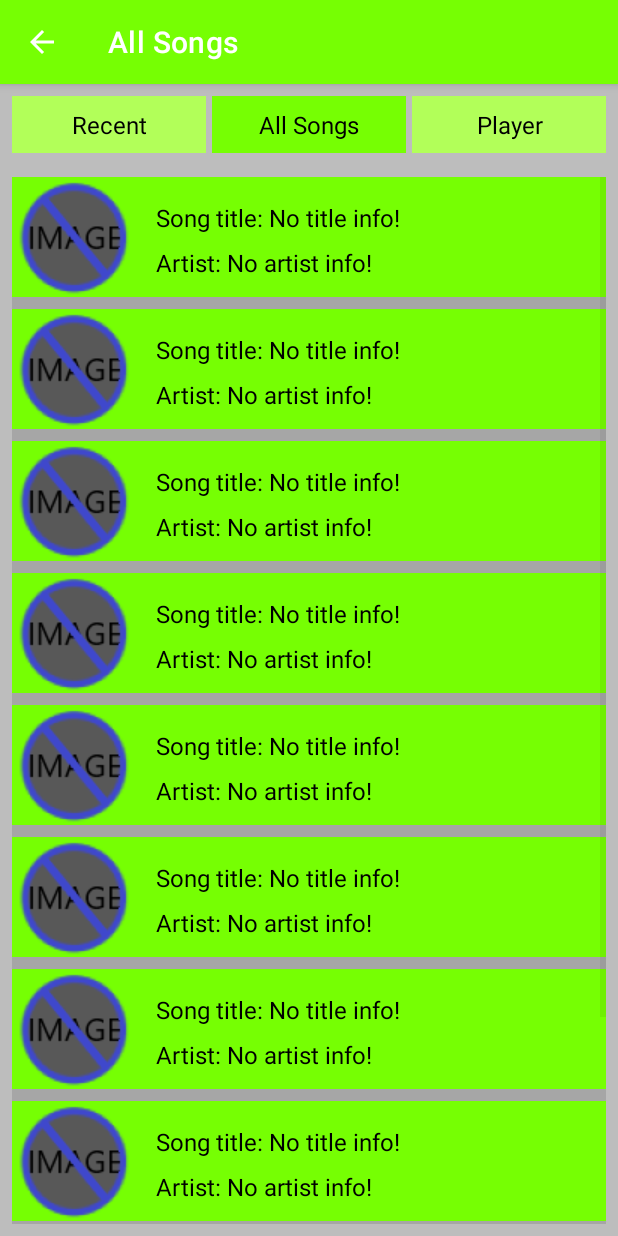
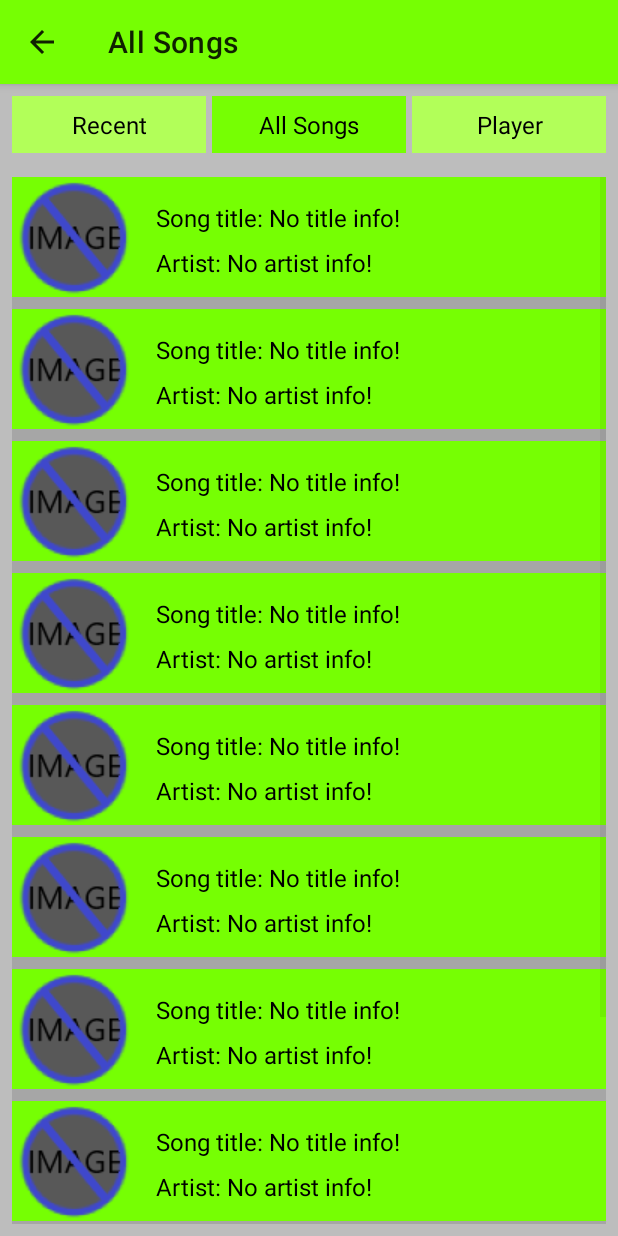
Before and after one commit to egrunwald/MyMusic-App, an Android app: the SongsActivity screen opened directly, with no data from a screen before it, on a phone screen of 412 x 824 dp. Run offline under Robolectric (Android 15) with nearby library versions, the phone set to English and light mode, and no system bars.

Commit message:
updated themes and theme names

```diff
--- a/app/src/main/res/layout/activity_main.xml
+++ b/app/src/main/res/layout/activity_main.xml
@@ -19,7 +19,7 @@
             android:layout_width="0dp"
             android:layout_height="wrap_content"
             android:layout_weight="1"
-            android:theme="@style/Theme.HeaderButtonSelectedTheme" />
+            android:theme="@style/Theme.MyMusic.HeaderButtonSelectedTheme" />
 
         <TextView
             android:id="@+id/songs_nav_text_view"
@@ -28,14 +28,14 @@
             android:layout_marginLeft="4dp"
             android:layout_marginRight="4dp"
             android:layout_weight="1"
-            android:theme="@style/Theme.HeaderButtonDefaultTheme" />
+            android:theme="@style/Theme.MyMusic.HeaderButtonDefaultTheme" />
 
         <TextView
             android:id="@+id/player_nav_text_view"
             android:layout_width="0dp"
             android:layout_height="wrap_content"
             android:layout_weight="1"
-            android:theme="@style/Theme.HeaderButtonDefaultTheme" />
+            android:theme="@style/Theme.MyMusic.HeaderButtonDefaultTheme" />
     </LinearLayout>
 
     <ListView
--- a/app/src/main/res/layout/activity_songs.xml
+++ b/app/src/main/res/layout/activity_songs.xml
@@ -17,7 +17,7 @@
             android:layout_width="0dp"
             android:layout_height="wrap_content"
             android:layout_weight="1"
-            android:theme="@style/Theme.HeaderButtonDefaultTheme" />
+            android:theme="@style/Theme.MyMusic.HeaderButtonDefaultTheme" />
 
         <TextView
             android:id="@+id/songs_nav_text_view"
@@ -26,14 +26,14 @@
             android:layout_marginLeft="4dp"
             android:layout_marginRight="4dp"
             android:layout_weight="1"
-            android:theme="@style/Theme.HeaderButtonSelectedTheme" />
+            android:theme="@style/Theme.MyMusic.HeaderButtonSelectedTheme" />
 
         <TextView
             android:id="@+id/player_nav_text_view"
             android:layout_width="0dp"
             android:layout_height="wrap_content"
             android:layout_weight="1"
-            android:theme="@style/Theme.HeaderButtonDefaultTheme" />
+            android:theme="@style/Theme.MyMusic.HeaderButtonDefaultTheme" />
     </LinearLayout>
 
     <ListView
--- a/app/src/main/res/layout/text_list_item.xml
+++ b/app/src/main/res/layout/text_list_item.xml
@@ -3,7 +3,7 @@
     android:layout_width="match_parent"
     android:layout_height="wrap_content"
     android:orientation="horizontal"
-    android:theme="@style/Theme.ListItem">
+    android:theme="@style/Theme.MyMusic.ListItem">
 
     <ImageView
         android:id="@+id/song_image_view"
--- a/app/src/main/res/values/colors.xml
+++ b/app/src/main/res/values/colors.xml
@@ -5,7 +5,7 @@
     <color name="purple_700">#FF3700B3</color>
     <color name="teal_200">#FF03DAC5</color>
     <color name="teal_700">#FF018786</color>
-    <color name="black">#FF000000</color>
+    <color name="black">#000000</color>
     <color name="white">#FFFFFFFF</color>
     <color name="green_200">#B2FF59</color>
     <color name="green_400">#76FF03</color>
--- a/app/src/main/res/values/themes.xml
+++ b/app/src/main/res/values/themes.xml
@@ -15,22 +15,22 @@
     </style>
 
     <!-- Custom application theme. -->
-    <style name="Theme.MyMusicCustom" parent="Theme.MaterialComponents.DayNight.DarkActionBar">
+    <style name="Theme.MyMusicCustom" parent="Theme.MaterialComponents.Light">
         <item name="colorPrimary">@color/green_400</item>
         <item name="colorPrimaryVariant">@color/green_700</item>
-        <item name="colorOnPrimary">@color/white</item>
+        <item name="colorOnPrimary">@color/black</item>
         <item name="android:statusBarColor" tools:targetApi="l">?attr/colorPrimaryVariant</item>
     </style>
 
     <!-- Custom theme for list items. -->
-    <style name="Theme.ListItem" parent="Theme.MaterialComponents">
+    <style name="Theme.MyMusic.ListItem"  parent="Theme.MaterialComponents">
         <item name="android:background">@color/green_400</item>
         <item name="android:textColor">@color/black</item>
         <item name="android:textSize">16sp</item>
     </style>
 
     <!-- Custom theme for default header button. -->
-    <style name="Theme.HeaderButtonDefaultTheme" parent="Theme.MaterialComponents">
+    <style name="Theme.MyMusic.HeaderButtonDefaultTheme" parent="Theme.MaterialComponents">
         <item name="android:layout_margin">8dp</item>
         <item name="android:padding">8dp</item>
         <item name="android:textSize">16sp</item>
@@ -40,7 +40,7 @@
     </style>
 
     <!-- Custom theme for currently selected header button. -->
-    <style name="Theme.HeaderButtonSelectedTheme" parent="Theme.MaterialComponents">
+    <style name="Theme.MyMusic.HeaderButtonSelectedTheme" parent="Theme.MaterialComponents">
         <item name="android:layout_margin">8dp</item>
         <item name="android:padding">8dp</item>
         <item name="android:textSize">16sp</item>
@@ -50,7 +50,7 @@
     </style>
 
     <!-- Custom theme for song info display in the player. -->
-    <style name="Theme.SongInfoTheme" parent="Theme.MaterialComponents">
+    <style name="Theme.MyMusic.SongInfoTheme" parent="Theme.MaterialComponents">
         <item name="android:gravity">center_horizontal</item>
         <item name="android:textSize">12dp</item>
         <item name="android:textStyle">bold</item>
@@ -58,7 +58,7 @@
     </style>
 
     <!-- Custom theme for the player control buttons. -->
-    <style name="Theme.PlayerButtonTheme" parent="Theme.MaterialComponents">
+    <style name="Theme.MyMusic.PlayerButtonTheme" parent="Theme.MaterialComponents">
         <item name="android:background">@color/green_400</item>
         <item name="android:padding">8dp</item>
     </style>
```
Also changed, not shown: app/src/main/res/layout/activity_player.xml (+9 -8 lines).
